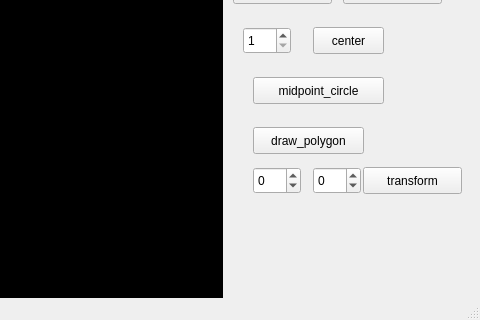
Old version of the form mainwindow.ui in the repository Rangerix/graphics; both pictures show x 477 to 957 and y 380 to 700 of the 957 by 700 pixel window.
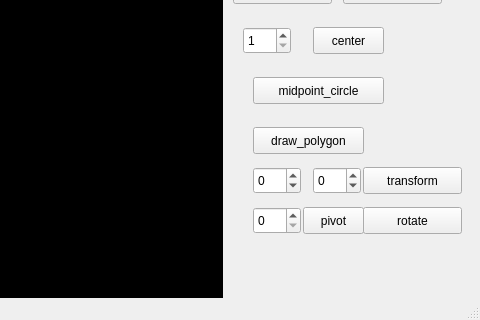
New version of the form. Custom widgets are drawn as their Qt base class.

Diff of the .ui file:
```diff
--- a/mainwindow.ui
+++ b/mainwindow.ui
@@ -390,6 +390,42 @@
      <number>-99</number>
     </property>
    </widget>
+   <widget class="QPushButton" name="rotation">
+    <property name="geometry">
+     <rect>
+      <x>840</x>
+      <y>570</y>
+      <width>99</width>
+      <height>27</height>
+     </rect>
+    </property>
+    <property name="text">
+     <string>rotate</string>
+    </property>
+   </widget>
+   <widget class="QSpinBox" name="rotate_angle">
+    <property name="geometry">
+     <rect>
+      <x>730</x>
+      <y>570</y>
+      <width>48</width>
+      <height>27</height>
+     </rect>
+    </property>
+   </widget>
+   <widget class="QPushButton" name="set_pivot">
+    <property name="geometry">
+     <rect>
+      <x>780</x>
+      <y>570</y>
+      <width>61</width>
+      <height>27</height>
+     </rect>
+    </property>
+    <property name="text">
+     <string>pivot</string>
+    </property>
+   </widget>
   </widget>
   <widget class="QMenuBar" name="menuBar">
    <property name="geometry">
```
